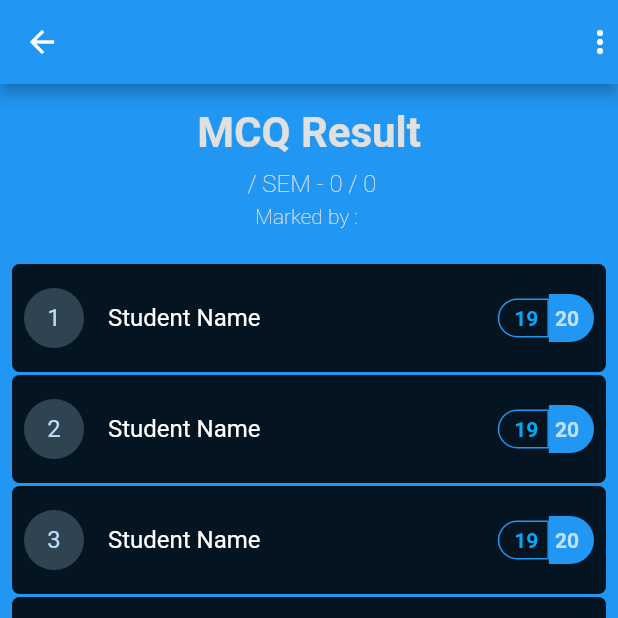
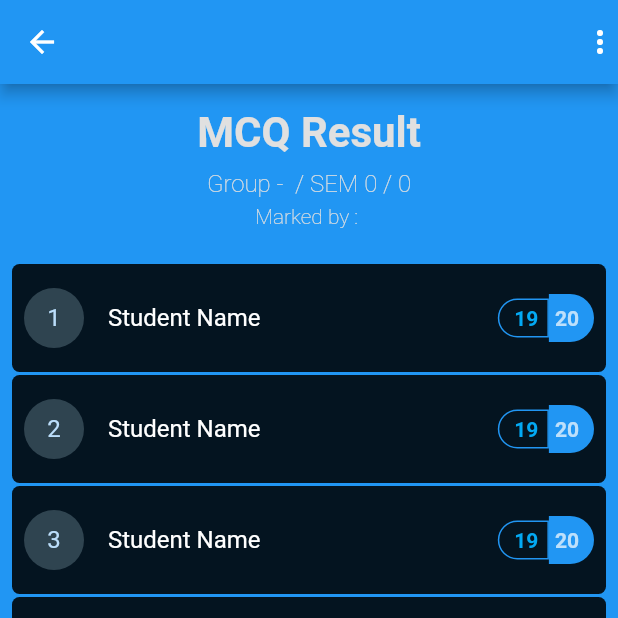
Before and after one commit to koiralapankaj7/flutter_mcq_checker, a Flutter app: the ResultScreen screen opened directly with empty values, on a phone screen of 412 x 824 dp, the top half of it. Run offline on Flutter 3.47's test engine with Material 2 defaults, Android fonts, the phone set to English and light mode, and no system bars; our stand-ins replace flutter_screenutil, flutter_svg, image_picker, rxdart, sqflite; missing offline and left inert: firebase_ml_vision; accounts and stored records are empty.

Commit message:
Student result updated

```diff
--- a/lib/src/models/student.dart
+++ b/lib/src/models/student.dart
@@ -1,10 +1,29 @@
+import 'dart:convert';
+
 class Student {
   // Primary key
   final int id;
   // Student name
   final String name;
-  // Answers provided by student <questionNo, answer>
-  final Map<int, String> studentAnswers;
+  // Answers provided by student Map<int, String> i.e Map of <QuestionNo, Answer>
+  final List<dynamic> studentAnswers;
+
+  // Columns in database
+  static final String _columnId = 'id';
+  static final String _columnName = 'name';
+  static final String _columnAnswer = 'answers';
 
   Student(this.id, this.name, this.studentAnswers);
+
+  Student.fromDb(Map<String, dynamic> parsedJson)
+      : id = parsedJson[_columnId],
+        name = parsedJson[_columnName],
+        studentAnswers = jsonDecode(parsedJson[_columnAnswer]);
+
+  Map<String, dynamic> toMap() {
+    return <String, dynamic>{
+      _columnName: name,
+      _columnAnswer: studentAnswers,
+    };
+  }
 }
--- a/lib/src/screens/result_screen.dart
+++ b/lib/src/screens/result_screen.dart
@@ -1,7 +1,7 @@
 import 'package:flutter/cupertino.dart';
 import 'package:flutter/material.dart';
 import 'package:flutter_mcq_checker/src/models/module.dart';
-import '../models/student.dart';
+import 'package:flutter_mcq_checker/src/widgets/student_list_tile.dart';
 
 class ResultScreen extends StatelessWidget {
   final Module module;
@@ -37,7 +37,7 @@ class ResultScreen extends StatelessWidget {
           if (index == 0) {
             return header();
           }
-          return buildBody(index);
+          return StudentListTile(index: index, scaffold: _scaffoldKey);
         },
       ),
     );
@@ -58,7 +58,7 @@ class ResultScreen extends StatelessWidget {
           ),
           SizedBox(height: 8.0),
           Text(
-            '${module.group} / SEM - ${module.sem} / ${module.year}',
+            'Group - ${module.group} / SEM ${module.sem} / ${module.year}',
             style: TextStyle(
               fontSize: 16.0,
               fontWeight: FontWeight.w100,
@@ -79,79 +79,4 @@ class ResultScreen extends StatelessWidget {
       ),
     );
   }
-
-  _openStudentScreen() {
-    Navigator.of(_scaffoldKey.currentContext).pushNamed('studentScreen');
-  }
-
-  Widget buildBody(int index) {
-    return Container(
-      margin: EdgeInsets.only(bottom: 2.0),
-      decoration: BoxDecoration(
-        color: Colors.black87,
-        borderRadius: BorderRadius.circular(5.0),
-      ),
-      child: ListTile(
-        onTap: _openStudentScreen,
-        contentPadding: EdgeInsets.all(8.0),
-        leading: CircleAvatar(
-          child: Text(index.toString()),
-          backgroundColor: Color(0xE6344955),
-        ),
-        title: Text(
-          'Student Name',
-          style: TextStyle(
-            color: Colors.white,
-          ),
-        ),
-        trailing: Container(
-          width: 80.0,
-          height: 40.0,
-          child: Row(
-            mainAxisAlignment: MainAxisAlignment.end,
-            children: <Widget>[
-              Container(
-                padding: EdgeInsets.only(
-                    left: 10.0, top: 4.0, right: 6.0, bottom: 4.0),
-                child: Text(
-                  '19',
-                  style: TextStyle(
-                    color: Colors.lightBlue,
-                    fontWeight: FontWeight.bold,
-                  ),
-                ),
-                decoration: BoxDecoration(
-                  borderRadius: BorderRadius.only(
-                    topLeft: Radius.circular(20.0),
-                    bottomLeft: Radius.circular(20.0),
-                  ),
-                  border: Border.all(color: Colors.blue, width: 1.0),
-                ),
-              ),
-              Container(
-                padding: EdgeInsets.only(
-                    left: 4.0, top: 8.0, right: 10.0, bottom: 8.0),
-                child: Text(
-                  '20',
-                  style: TextStyle(
-                    color: Colors.white70,
-                    fontWeight: FontWeight.bold,
-                  ),
-                ),
-                decoration: BoxDecoration(
-                  color: Colors.blue,
-                  borderRadius: BorderRadius.only(
-                    topRight: Radius.circular(40.0),
-                    bottomRight: Radius.circular(40.0),
-                    // topLeft: Radius.circular(5.0),
-                    // bottomLeft: Radius.circular(5.0),
-                  ),
-                ),
-              ),
-            ],
-          ),
-        ),
-      ),
-    );
-  }
 }
--- a/lib/src/widgets/add_module_bottom_sheet.dart
+++ b/lib/src/widgets/add_module_bottom_sheet.dart
@@ -415,11 +415,15 @@ class AddModule extends StatelessWidget {
             questionNo = int.parse(text);
             print(questionNo);
           } else {
+            // Set answer for question number
             questionAnswer[questionNo] = text;
           }
         }
       }
     }
+
+    List<Map<int, String>> answerList = [questionAnswer];
+    bloc.changeAnswer(answerList);
     print(questionAnswer.toString());
   }
 
--- /dev/null
+++ b/lib/src/widgets/student_list_tile.dart
@@ -0,0 +1,84 @@
+import 'package:flutter/material.dart';
+
+class StudentListTile extends StatelessWidget {
+  final int index;
+  final GlobalKey<ScaffoldState> scaffold;
+
+  StudentListTile({this.index, this.scaffold});
+
+  _openStudentScreen() {
+    Navigator.of(scaffold.currentContext).pushNamed('studentScreen');
+  }
+
+  @override
+  Widget build(BuildContext context) {
+    return Container(
+      margin: EdgeInsets.only(bottom: 2.0),
+      decoration: BoxDecoration(
+        color: Colors.black87,
+        borderRadius: BorderRadius.circular(5.0),
+      ),
+      child: ListTile(
+        onTap: _openStudentScreen,
+        contentPadding: EdgeInsets.all(8.0),
+        leading: CircleAvatar(
+          child: Text(index.toString()),
+          backgroundColor: Color(0xE6344955),
+        ),
+        title: Text(
+          'Student Name',
+          style: TextStyle(
+            color: Colors.white,
+          ),
+        ),
+        trailing: Container(
+          width: 80.0,
+          height: 40.0,
+          child: Row(
+            mainAxisAlignment: MainAxisAlignment.end,
+            children: <Widget>[
+              Container(
+                padding: EdgeInsets.only(
+                    left: 10.0, top: 4.0, right: 6.0, bottom: 4.0),
+                child: Text(
+                  '19',
+                  style: TextStyle(
+                    color: Colors.lightBlue,
+                    fontWeight: FontWeight.bold,
+                  ),
+                ),
+                decoration: BoxDecoration(
+                  borderRadius: BorderRadius.only(
+                    topLeft: Radius.circular(20.0),
+                    bottomLeft: Radius.circular(20.0),
+                  ),
+                  border: Border.all(color: Colors.blue, width: 1.0),
+                ),
+              ),
+              Container(
+                padding: EdgeInsets.only(
+                    left: 4.0, top: 8.0, right: 10.0, bottom: 8.0),
+                child: Text(
+                  '20',
+                  style: TextStyle(
+                    color: Colors.white70,
+                    fontWeight: FontWeight.bold,
+                  ),
+                ),
+                decoration: BoxDecoration(
+                  color: Colors.blue,
+                  borderRadius: BorderRadius.only(
+                    topRight: Radius.circular(40.0),
+                    bottomRight: Radius.circular(40.0),
+                    // topLeft: Radius.circular(5.0),
+                    // bottomLeft: Radius.circular(5.0),
+                  ),
+                ),
+              ),
+            ],
+          ),
+        ),
+      ),
+    );
+  }
+}
```
Also changed, not shown: lib/src/resources/database_provider.dart (+23 -2 lines).
